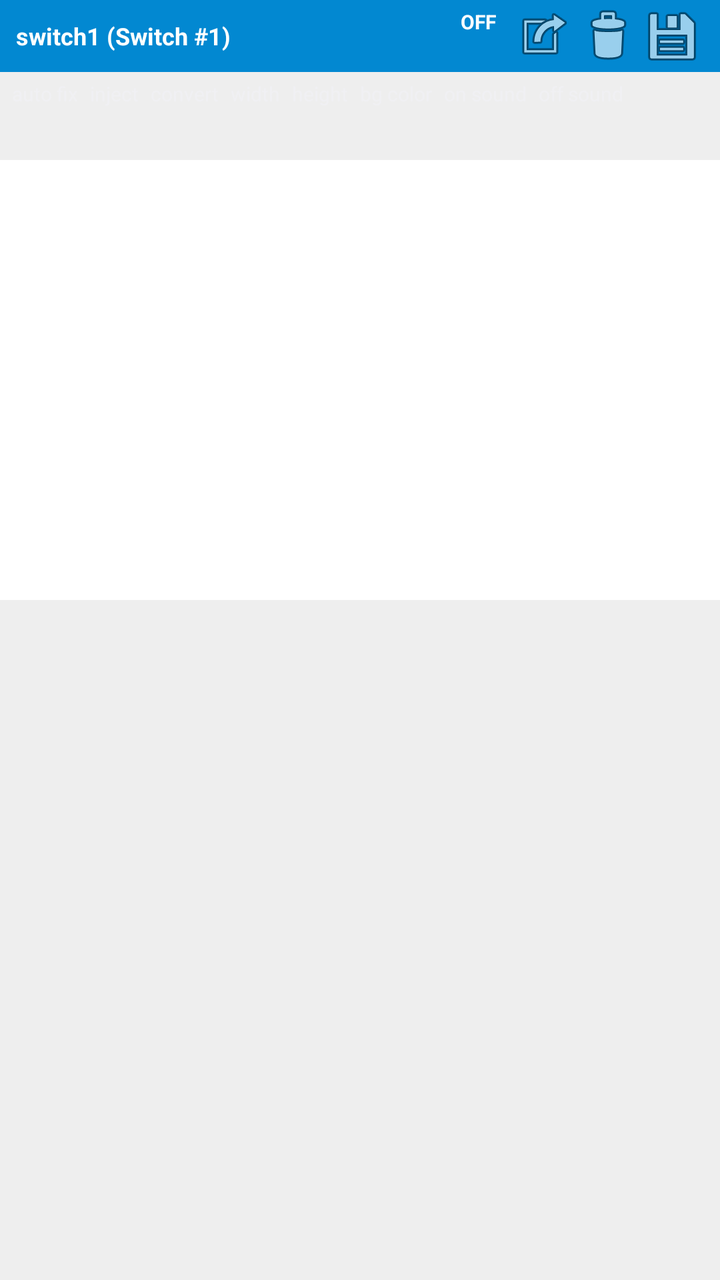
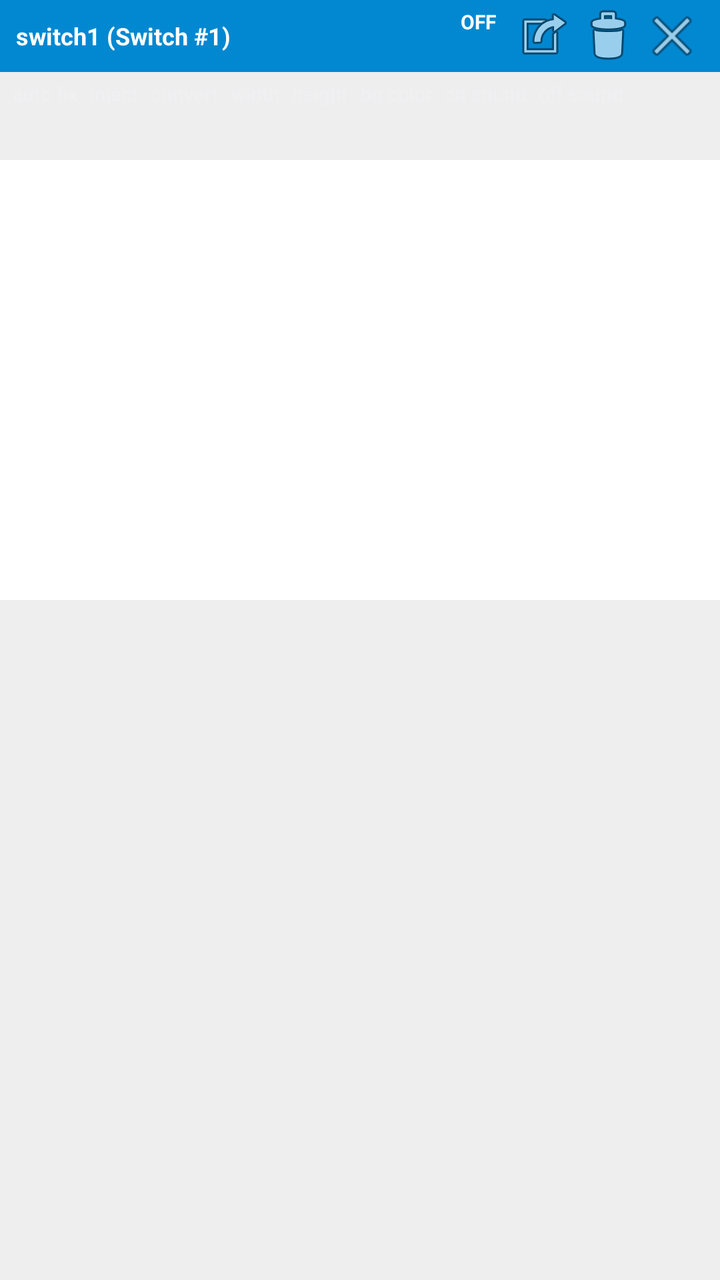

Compare the two renders of this Android layout. The source of the first and the diff that turns it into the second are given below.
<!-- AndroidManifest.xml: application theme Theme.MyApplication -->
<!-- res/layout/inspector_dock.xml -->
<?xml version="1.0" encoding="utf-8"?>
<LinearLayout xmlns:android="http://schemas.android.com/apk/res/android"
    android:id="@+id/inspector_dock_root"
    android:layout_width="match_parent"
    android:layout_height="wrap_content"
    android:background="#EEEEEE"
    android:elevation="12dp"
    android:orientation="vertical">

    
    <LinearLayout
        android:id="@+id/inspector_header_bar"
        android:layout_width="match_parent"
        android:layout_height="36dp"
        android:background="#0288D1"
        android:gravity="center_vertical"
        android:orientation="horizontal"
        android:paddingStart="8dp"
        android:paddingEnd="8dp">

        <TextView
            android:id="@+id/tv_inspector_widget_id"
            android:layout_width="0dp"
            android:layout_height="wrap_content"
            android:layout_weight="1"
            android:singleLine="true"
            android:text="switch1 (Switch #1)"
            android:textColor="#FFFFFF"
            android:textSize="12sp"
            android:textStyle="bold" />

        <Button
            android:id="@+id/btn_inspector_state_toggle"
            android:layout_width="wrap_content"
            android:layout_height="28dp"
            android:backgroundTint="#EF4444"
            android:paddingStart="8dp"
            android:paddingEnd="8dp"
            android:text="OFF"
            android:textAllCaps="false"
            android:textColor="#FFFFFF"
            android:textSize="10sp"
            android:textStyle="bold" />

        <ImageButton
            android:id="@+id/btn_inspector_duplicate"
            android:layout_width="32dp"
            android:layout_height="32dp"
            android:background="?android:attr/selectableItemBackgroundBorderless"
            android:contentDescription="Duplicate"
            android:src="@android:drawable/ic_menu_set_as" />

        <ImageButton
            android:id="@+id/btn_inspector_delete"
            android:layout_width="32dp"
            android:layout_height="32dp"
            android:background="?android:attr/selectableItemBackgroundBorderless"
            android:contentDescription="Delete"
            android:src="@android:drawable/ic_menu_delete" />

        <ImageButton
            android:id="@+id/btn_inspector_save_close"
            android:layout_width="32dp"
            android:layout_height="32dp"
            android:background="?android:attr/selectableItemBackgroundBorderless"
            android:contentDescription="Save and Close"
            android:src="@android:drawable/ic_menu_save" />
    </LinearLayout>

    
    <HorizontalScrollView
        android:id="@+id/inspector_chips_scroll"
        android:layout_width="match_parent"
        android:layout_height="44dp"
        android:background="#EEEEEE"
        android:overScrollMode="never"
        android:scrollbars="none">

        <LinearLayout
            android:id="@+id/inspector_chips_row"
            android:layout_width="wrap_content"
            android:layout_height="match_parent"
            android:gravity="center_vertical"
            android:orientation="horizontal"
            android:paddingStart="6dp"
            android:paddingEnd="6dp">

            <Button
                android:id="@+id/chip_auto_fix"
                android:layout_width="wrap_content"
                android:layout_height="36dp"
                android:layout_marginEnd="6dp"
                android:text="auto fix"
                android:textAllCaps="false"
                android:textSize="10sp" />

            <Button
                android:id="@+id/chip_inject"
                android:layout_width="wrap_content"
                android:layout_height="36dp"
                android:layout_marginEnd="6dp"
                android:text="inject"
                android:textAllCaps="false"
                android:textSize="10sp" />

            <Button
                android:id="@+id/chip_convert"
                android:layout_width="wrap_content"
                android:layout_height="36dp"
                android:layout_marginEnd="6dp"
                android:text="convert"
                android:textAllCaps="false"
                android:textSize="10sp" />

            <Button
                android:id="@+id/chip_width"
                android:layout_width="wrap_content"
                android:layout_height="36dp"
                android:layout_marginEnd="6dp"
                android:text="width"
                android:textAllCaps="false"
                android:textSize="10sp" />

            <Button
                android:id="@+id/chip_height"
                android:layout_width="wrap_content"
                android:layout_height="36dp"
                android:layout_marginEnd="6dp"
                android:text="height"
                android:textAllCaps="false"
                android:textSize="10sp" />

            <Button
                android:id="@+id/chip_bg_color"
                android:layout_width="wrap_content"
                android:layout_height="36dp"
                android:layout_marginEnd="6dp"
                android:text="bg color"
                android:textAllCaps="false"
                android:textSize="10sp" />

            <Button
                android:id="@+id/chip_on_sound"
                android:layout_width="wrap_content"
                android:layout_height="36dp"
                android:layout_marginEnd="6dp"
                android:text="on sound"
                android:textAllCaps="false"
                android:textSize="10sp" />

            <Button
                android:id="@+id/chip_off_sound"
                android:layout_width="wrap_content"
                android:layout_height="36dp"
                android:text="off sound"
                android:textAllCaps="false"
                android:textSize="10sp" />
        </LinearLayout>
    </HorizontalScrollView>

    
    <ScrollView
        android:id="@+id/inspector_fields_scroll"
        android:layout_width="match_parent"
        android:layout_height="220dp"
        android:background="#FFFFFF"
        android:overScrollMode="never">

        <LinearLayout
            android:id="@+id/inspector_fields_container"
            android:layout_width="match_parent"
            android:layout_height="wrap_content"
            android:orientation="vertical"
            android:padding="10dp">

            <EditText
                android:id="@+id/et_component_label"
                android:layout_width="match_parent"
                android:layout_height="wrap_content"
                android:hint="Component Text / Label"
                android:inputType="text"
                android:singleLine="true"
                android:textSize="13sp" />

            <LinearLayout
                android:layout_width="match_parent"
                android:layout_height="wrap_content"
                android:orientation="horizontal">

                <EditText
                    android:id="@+id/et_component_width"
                    android:layout_width="0dp"
                    android:layout_height="wrap_content"
                    android:layout_weight="1"
                    android:hint="Width (dp)"
                    android:inputType="number"
                    android:singleLine="true"
                    android:textSize="13sp" />

                <EditText
                    android:id="@+id/et_component_height"
                    android:layout_width="0dp"
                    android:layout_height="wrap_content"
                    android:layout_weight="1"
                    android:hint="Height (dp)"
                    android:inputType="number"
                    android:singleLine="true"
                    android:textSize="13sp" />
            </LinearLayout>

            <EditText
                android:id="@+id/et_target_file_path"
                android:layout_width="match_parent"
                android:layout_height="wrap_content"
                android:hint="Target Local File Path (Inject Target)"
                android:inputType="textUri"
                android:singleLine="true"
                android:textSize="12sp" />

            <LinearLayout
                android:layout_width="match_parent"
                android:layout_height="wrap_content"
                android:orientation="horizontal">

                <EditText
                    android:id="@+id/et_byte_offset_hex"
                    android:layout_width="0dp"
                    android:layout_height="wrap_content"
                    android:layout_weight="1"
                    android:hint="Byte Offset (0x04)"
                    android:inputType="text"
                    android:singleLine="true"
                    android:textSize="12sp" />

                <EditText
                    android:id="@+id/et_on_payload_hex"
                    android:layout_width="0dp"
                    android:layout_height="wrap_content"
                    android:layout_weight="1"
                    android:hint="ON Value (0x01)"
                    android:inputType="text"
                    android:singleLine="true"
                    android:textSize="12sp" />

                <EditText
                    android:id="@+id/et_off_payload_hex"
                    android:layout_width="0dp"
                    android:layout_height="wrap_content"
                    android:layout_weight="1"
                    android:hint="OFF Value (0x00)"
                    android:inputType="text"
                    android:singleLine="true"
                    android:textSize="12sp" />
            </LinearLayout>

            <LinearLayout
                android:layout_width="match_parent"
                android:layout_height="wrap_content"
                android:orientation="horizontal">

                <EditText
                    android:id="@+id/et_bg_color_hex"
                    android:layout_width="0dp"
                    android:layout_height="wrap_content"
                    android:layout_weight="1"
                    android:hint="Background Hex (#2563EB)"
                    android:inputType="text"
                    android:singleLine="true"
                    android:textSize="12sp" />

                <EditText
                    android:id="@+id/et_text_color_hex"
                    android:layout_width="0dp"
                    android:layout_height="wrap_content"
                    android:layout_weight="1"
                    android:hint="Text Hex (#FFFFFF)"
                    android:inputType="text"
                    android:singleLine="true"
                    android:textSize="12sp" />
            </LinearLayout>
        </LinearLayout>
    </ScrollView>

</LinearLayout>
<!-- resources referenced by this layout -->
<resources>
  <style name="Theme.MyApplication" parent="android:Theme.DeviceDefault.NoActionBar" />
</resources>

<!-- the commit's change to res/layout/inspector_dock.xml (unified diff, before → after) -->
@@ -63,8 +63,8 @@
             android:layout_width="32dp"
             android:layout_height="32dp"
             android:background="?android:attr/selectableItemBackgroundBorderless"
-            android:contentDescription="Save and Close"
-            android:src="@android:drawable/ic_menu_save" />
+            android:contentDescription="Close Inspector"
+            android:src="@android:drawable/ic_menu_close_clear_cancel" />
     </LinearLayout>
 
     
